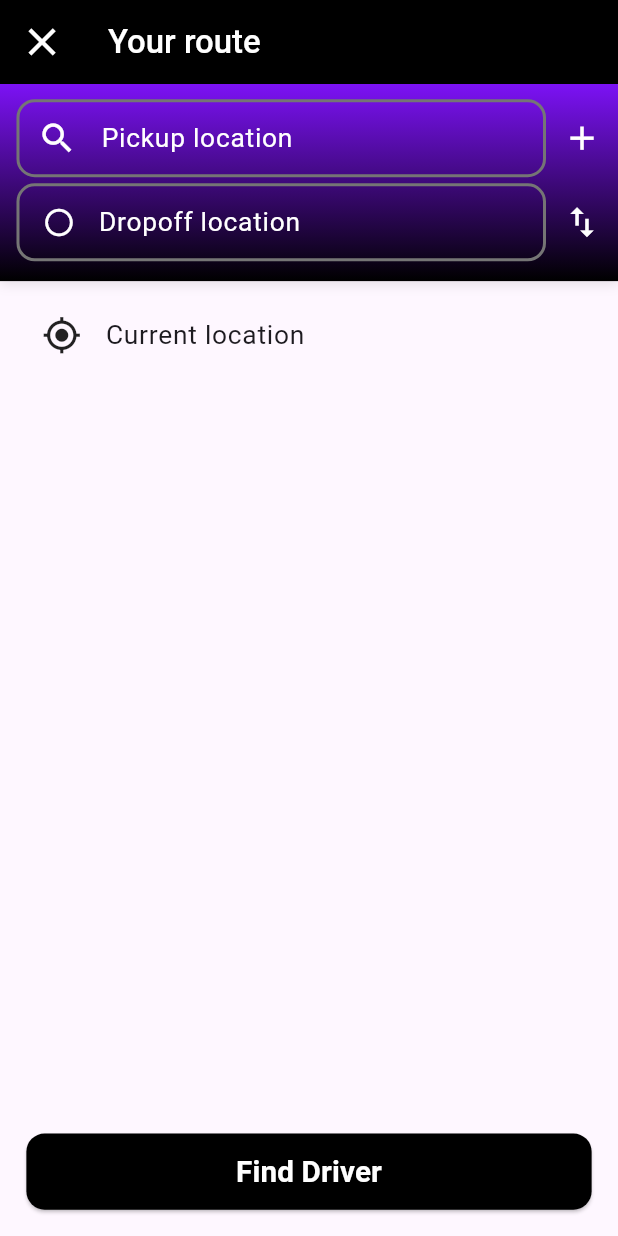
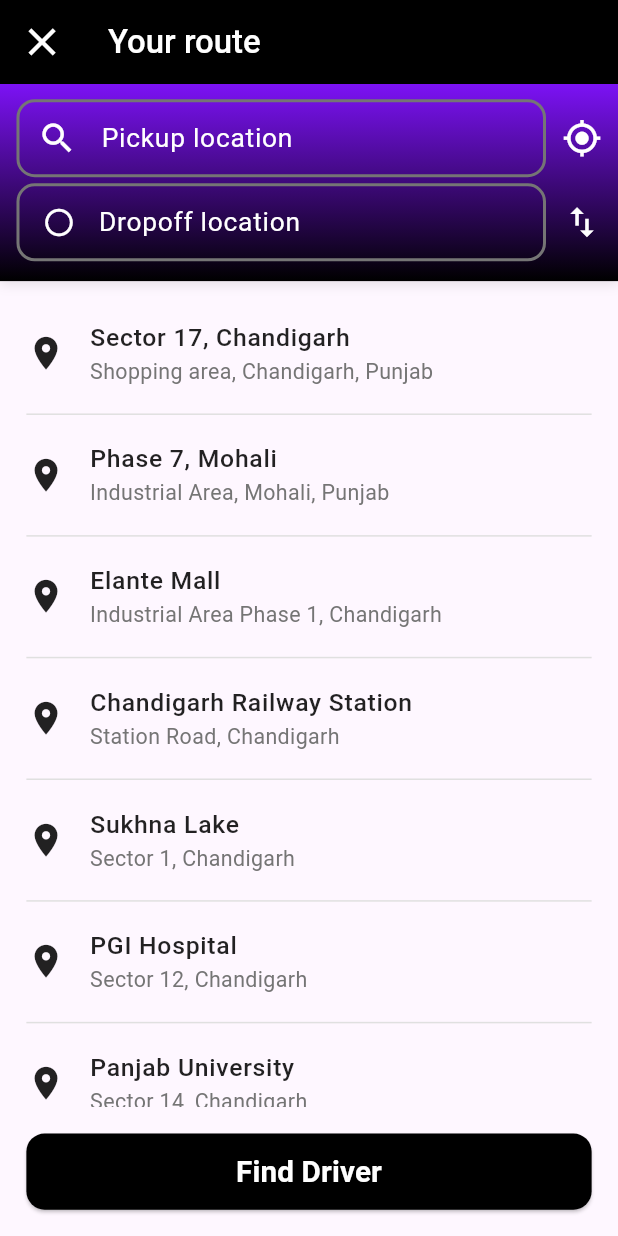
Before and after one commit to abhipawar2004/newMyRidez, a Flutter app: the RouteScreen screen opened directly, on a phone screen of 412 x 824 dp. Run offline on Flutter 3.47's test engine with Material 3 defaults, Android fonts, the light colour scheme and no system bars; our stand-ins replace country_picker, flutter_screenutil, geolocator, get, google_fonts, google_maps_flutter; network calls fail.

Commit message:
Enhance UI with address suggestion feature and improve gradient background in PhoneSignInScreen

```diff
--- a/lib/screen/Authentication/register.dart
+++ b/lib/screen/Authentication/register.dart
@@ -42,7 +42,7 @@ class _PhoneSignInScreenState extends State<PhoneSignInScreen> {
           gradient: LinearGradient(
             begin: Alignment.topCenter,
             end: Alignment.bottomCenter,
-            colors: [const Color.fromARGB(255, 96, 10, 166), Colors.black],
+            colors: [const Color.fromARGB(255, 96, 10, 166), Colors.black,Colors.black],
           ),
         ),
         child: SafeArea(
--- a/lib/screen/select_route.dart
+++ b/lib/screen/select_route.dart
@@ -47,6 +47,46 @@ class _RouteScreenState extends State<RouteScreen> {
     _pickupFocusNode.dispose();
     _dropoffFocusNode.dispose();
     super.dispose();
+  }
+
+  Widget _buildAddressItem({
+    required IconData icon,
+    required String title,
+    required String subtitle,
+  }) {
+    return ListTile(
+      contentPadding: EdgeInsets.symmetric(vertical: 4.h, horizontal: 0),
+      leading: Icon(
+        icon,
+        color: Colors.black87,
+        size: 24.sp,
+      ),
+      title: Text(
+        title,
+        overflow: TextOverflow.ellipsis,
+        style: GoogleFonts.roboto(
+          fontSize: 15.sp,
+          fontWeight: FontWeight.w500,
+          color: Colors.black87,
+
+        ),
+      ),
+      subtitle: Text(
+        subtitle,
+        style: GoogleFonts.roboto(
+          fontSize: 13.sp,
+          color: Colors.grey[600],
+        ),
+      ),
+      onTap: () {
+        // Handle address selection
+        if (_pickupFocusNode.hasFocus) {
+          _pickupController.text = title;
+        } else if (_dropoffFocusNode.hasFocus) {
+          _dropoffController.text = title;
+        }
+      },
+    );
   }
 
   @override
@@ -156,7 +196,7 @@ class _RouteScreenState extends State<RouteScreen> {
 
                         IconButton(
                           icon: Icon(
-                            Icons.add,
+                            Icons.my_location,
                             color: Colors.white,
                             size: 24.sp,
                           ),
@@ -236,28 +276,55 @@ class _RouteScreenState extends State<RouteScreen> {
               ),
             ),
           ),
-          // Current location option
-          Padding(
-            padding: const EdgeInsets.symmetric(
-              vertical: 8.0,
-              horizontal: 12.0,
-            ),
-            child: ListTile(
-              leading: Icon(
-                Icons.my_location,
-                color: Colors.black87,
-                size: 24.sp,
-              ),
-              title: Text(
-                'Current location',
-                style: TextStyle(fontSize: 16.sp, fontWeight: FontWeight.w400),
-              ),
-              onTap: () {
-                _pickupController.text = 'Current location';
-              },
+          // Address suggestions
+          Expanded(
+            child: ListView(
+              padding: EdgeInsets.symmetric(horizontal: 16.w, vertical: 8.h),
+              children: [
+                _buildAddressItem(
+                  icon: Icons.location_on,
+                  title: 'Sector 17, Chandigarh',
+                  subtitle: 'Shopping area, Chandigarh, Punjab',
+                ),
+                Divider(height: 1, color: Colors.grey[300]),
+                _buildAddressItem(
+                  icon: Icons.location_on,
+                  title: 'Phase 7, Mohali',
+                  subtitle: 'Industrial Area, Mohali, Punjab',
+                ),
+                Divider(height: 1, color: Colors.grey[300]),
+                _buildAddressItem(
+                  icon: Icons.location_on,
+                  title: 'Elante Mall',
+                  subtitle: 'Industrial Area Phase 1, Chandigarh',
+                ),
+                Divider(height: 1, color: Colors.grey[300]),
+                _buildAddressItem(
+                  icon: Icons.location_on,
+                  title: 'Chandigarh Railway Station',
+                  subtitle: 'Station Road, Chandigarh',
+                ),
+                Divider(height: 1, color: Colors.grey[300]),
+                _buildAddressItem(
+                  icon: Icons.location_on,
+                  title: 'Sukhna Lake',
+                  subtitle: 'Sector 1, Chandigarh',
+                ),
+                Divider(height: 1, color: Colors.grey[300]),
+                _buildAddressItem(
+                  icon: Icons.location_on,
+                  title: 'PGI Hospital',
+                  subtitle: 'Sector 12, Chandigarh',
+                ),
+                Divider(height: 1, color: Colors.grey[300]),
+                _buildAddressItem(
+                  icon: Icons.location_on,
+                  title: 'Panjab University',
+                  subtitle: 'Sector 14, Chandigarh',
+                ),
+              ],
             ),
           ),
-          const Spacer(),
           // Find Driver button
           Padding(
             padding: EdgeInsets.all(16.0.w),
```
